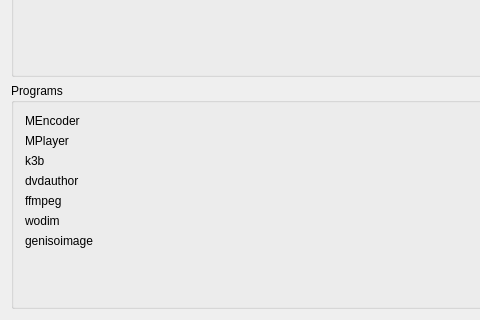
Qt form src/src/main/prefDirs.ui (kahlil88mph/k9copy) before a commit; both pictures show x 0 to 480 and y 160 to 480 of the 683 by 480 pixel window.
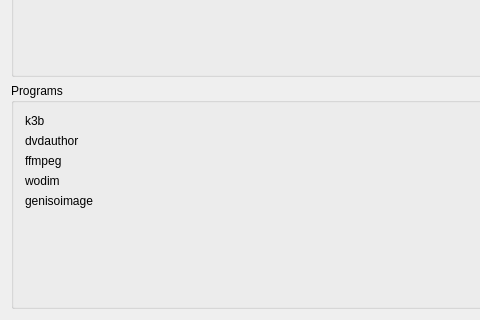
The same form after that commit. Custom widgets are drawn as their Qt base class.

Diff of the .ui file:
```diff
--- a/src/src/main/prefDirs.ui
+++ b/src/src/main/prefDirs.ui
@@ -158,58 +158,6 @@
       <string>Programs</string>
      </property>
      <layout class="QGridLayout" name="gridLayout">
-      <item row="0" column="0">
-       <widget class="QLabel" name="lblworkDir_5">
-        <property name="sizePolicy">
-         <sizepolicy hsizetype="Fixed" vsizetype="Preferred">
-          <horstretch>0</horstretch>
-          <verstretch>0</verstretch>
-         </sizepolicy>
-        </property>
-        <property name="text">
-         <string>MEncoder</string>
-        </property>
-        <property name="wordWrap">
-         <bool>false</bool>
-        </property>
-       </widget>
-      </item>
-      <item row="0" column="1">
-       <widget class="KUrlRequester" name="urMencoder">
-        <property name="sizePolicy">
-         <sizepolicy hsizetype="Preferred" vsizetype="Fixed">
-          <horstretch>0</horstretch>
-          <verstretch>0</verstretch>
-         </sizepolicy>
-        </property>
-       </widget>
-      </item>
-      <item row="1" column="0">
-       <widget class="QLabel" name="lblworkDir_7">
-        <property name="sizePolicy">
-         <sizepolicy hsizetype="Fixed" vsizetype="Preferred">
-          <horstretch>0</horstretch>
-          <verstretch>0</verstretch>
-         </sizepolicy>
-        </property>
-        <property name="text">
-         <string>MPlayer</string>
-        </property>
-        <property name="wordWrap">
-         <bool>false</bool>
-        </property>
-       </widget>
-      </item>
-      <item row="1" column="1">
-       <widget class="KUrlRequester" name="urMplayer">
-        <property name="sizePolicy">
-         <sizepolicy hsizetype="Preferred" vsizetype="Fixed">
-          <horstretch>0</horstretch>
-          <verstretch>0</verstretch>
-         </sizepolicy>
-        </property>
-       </widget>
-      </item>
       <item row="2" column="0">
        <widget class="QLabel" name="lblworkDir_8">
         <property name="sizePolicy">
@@ -358,7 +306,7 @@
    </item>
   </layout>
  </widget>
- <layoutdefault spacing="6" margin="11"/>
+ <layoutdefault spacing="6" margin="11" />
  <customwidgets>
   <customwidget>
    <class>KUrlRequester</class>
```
Left out of the diff: 6 changed lines with no effect on the pictures.
